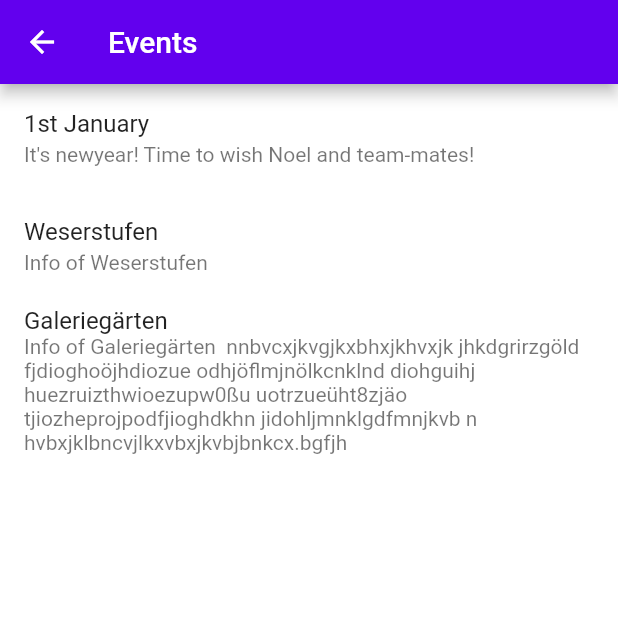
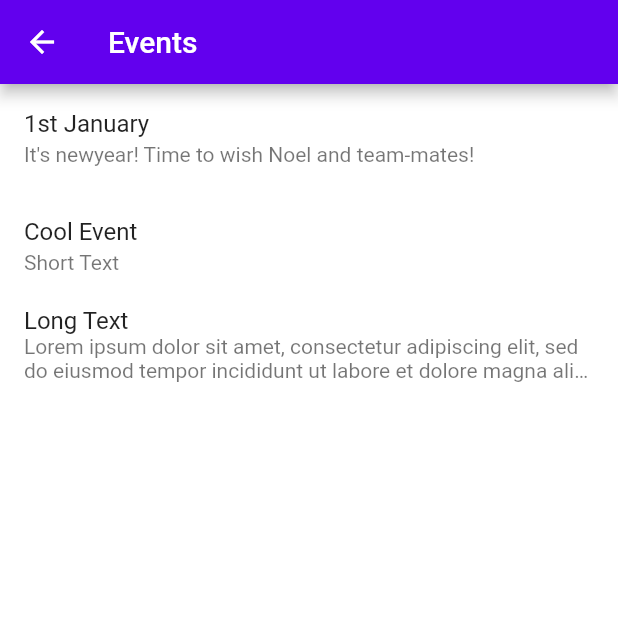
Before and after one commit to NoelHuibers/Landesgartenschau2023, a Flutter app: the Events screen opened directly, on a phone screen of 412 x 824 dp, the top half of it. Run offline on Flutter 3.47's test engine with Material 2 defaults, Android fonts, the light colour scheme and no system bars; our stand-ins replace flutter_map, latlong2; missing offline and left inert: latlng; generated files the repository leaves out were written again.

Commit message:
Short Fixes and Cleaner Code

```diff
--- a/lib/pages/events/widgets/list_events.dart
+++ b/lib/pages/events/widgets/list_events.dart
@@ -6,13 +6,13 @@
     "subtitle": "It's newyear! Time to wish Noel and team-mates!",
   },
   {
-    "title": "Weserstufen",
-    "subtitle": "Info of Weserstufen",
+    "title": "Cool Event",
+    "subtitle": "Short Text",
   },
   {
-    "title": "Galeriegärten",
+    "title": "Long Text",
     "subtitle":
-        "Info of Galeriegärten  nnbvcxjkvgjkxbhxjkhvxjk jhkdgrirzgöld fjdioghoöjhdiozue odhjöflmjnölkcnklnd diohguihj huezruizthwioezupw0ßu uotrzueüht8zjäo tjiozheprojpodfjioghdkhn jidohljmnklgdfmnjkvb n hvbxjklbncvjlkxvbxjkvbjbnkcx.bgfjh",
+        "Lorem ipsum dolor sit amet, consectetur adipiscing elit, sed do eiusmod tempor incididunt ut labore et dolore magna aliqua. Ut enim ad minim veniam, quis nostrud exercitation ullamco laboris nisi ut aliquip ex ea commodo consequat. Duis aute irure dolor in reprehenderit in voluptate velit esse cillum dolore eu fugiat nulla pariatur. Excepteur sint occaecat cupidatat non proident, sunt in culpa qui officia deserunt mollit anim id est laborum.",
   },
 ];
 
@@ -29,7 +29,7 @@
           return ListTile(
             title: Text(eventsList[index]['title']),
             subtitle: Text(eventsList[index]['subtitle'],
-                maxLines: lines ? 2 : 10, overflow: TextOverflow.ellipsis),
+                maxLines: lines ? 10 : 2, overflow: TextOverflow.ellipsis),
             onTap: () {
               lines = !lines;
             },
--- a/lib/pages/map.dart
+++ b/lib/pages/map.dart
@@ -2,7 +2,7 @@
 import '../models/map_marker.dart';
 import 'package:flutter_map/flutter_map.dart';
 import 'package:latlong2/latlong.dart';
-import 'package:landesgartenschau2023/map/Widgets/location_controller.dart';
+import 'map/widgets/location_controller.dart';
 
 //Die genauere Position wird aus der Location datei geholt
 LatLng genauePosition = LatLng(51.76685404294687, 9.370506747991776);
```
Also changed, not shown: lib/pages/map/widgets/location_controller.dart (renamed from lib/map/Widgets/location_controller.dart), 1 other file.
